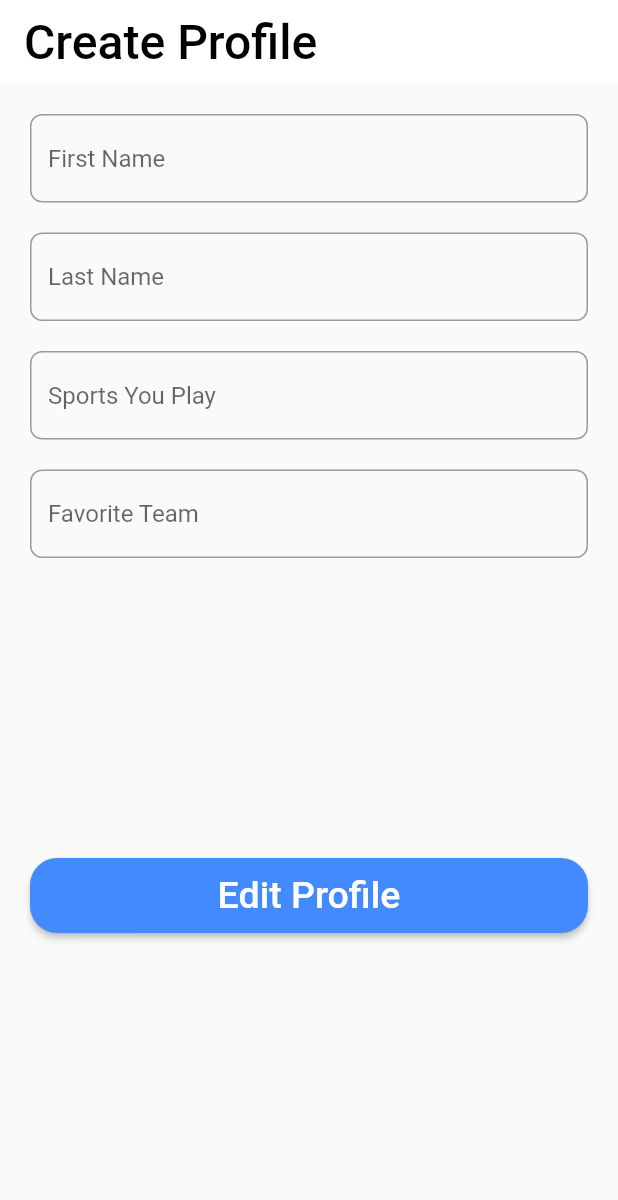
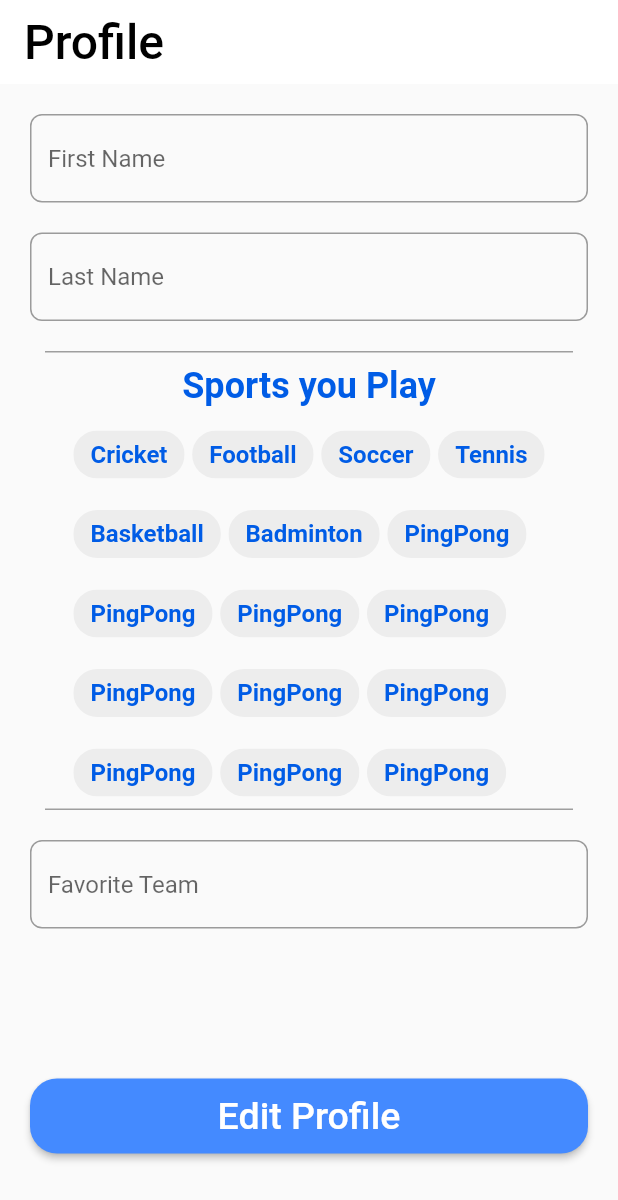
Before and after one commit to zohaibxrehman/Sportify, a Flutter app: the screen it shows after launch, on a phone screen of 412 x 824 dp. Shown: the top 1200 px of the screen. Run offline on Flutter 3.47's test engine with Material 2 defaults, Android fonts, the phone set to English and light mode, and no system bars; our stand-ins replace cloud_firestore; accounts and stored records are empty.

Commit message:
SPOR - 11: Updated the Profile Creation Page

```diff
--- a/flutter/sportify_app/lib/screens/profile_creation.dart
+++ b/flutter/sportify_app/lib/screens/profile_creation.dart
@@ -69,6 +69,16 @@ class ProfileCreationState extends State<ProfileCreation> {
         });
   }
 
+  //Divider
+  Container categoryDivider() {
+    return Container(
+      height: 1.0,
+      width: MediaQuery.of(context).size.width,
+      color: Colors.grey,
+      margin: const EdgeInsets.only(left: 10.0, right: 10.0),
+    );
+  }
+
   Widget _buildFavTeam() {
     return TextFormField(
         decoration: InputDecoration(
@@ -90,7 +100,7 @@ class ProfileCreationState extends State<ProfileCreation> {
     // TODO: implement build
     return Scaffold(
       appBar: AppBar(
-        title: Text("Create Profile",
+        title: Text("Profile",
             style: TextStyle(
               fontSize: 32,
               color: Colors.black,
@@ -106,17 +116,55 @@ class ProfileCreationState extends State<ProfileCreation> {
                   key: _formKey,
                   child: Column(
                     mainAxisAlignment: MainAxisAlignment.center,
-                    children: [
+                    children: <Widget>[
                       _buildFirstName(),
                       SizedBox(height: 20),
                       _buildLastName(),
                       SizedBox(height: 20),
-                      _buildSportsInterests(),
+                      categoryDivider(),
+                      //Offer heading
+                      Container(
+                          child: Padding(
+                        padding: const EdgeInsets.all(8.0),
+                        child: Text(
+                          'Sports you Play',
+                          style: TextStyle(
+                            color: Color(0xff005ce6),
+                            fontSize: 24.0,
+                            fontWeight: FontWeight.bold,
+                          ),
+                        ),
+                      )),
+
+                      //Chips
+                      Wrap(
+                        spacing: 5.0,
+                        runSpacing: 5.0,
+                        children: <Widget>[
+                          filterChipWidget(chipName: 'Cricket'),
+                          filterChipWidget(chipName: 'Football'),
+                          filterChipWidget(chipName: 'Soccer'),
+                          filterChipWidget(chipName: 'Tennis'),
+                          filterChipWidget(chipName: 'Basketball'),
+                          filterChipWidget(chipName: 'Badminton'),
+                          filterChipWidget(chipName: 'PingPong'),
+                          filterChipWidget(chipName: 'PingPong'),
+                          filterChipWidget(chipName: 'PingPong'),
+                          filterChipWidget(chipName: 'PingPong'),
+                          filterChipWidget(chipName: 'PingPong'),
+                          filterChipWidget(chipName: 'PingPong'),
+                          filterChipWidget(chipName: 'PingPong'),
+                          filterChipWidget(chipName: 'PingPong'),
+                          filterChipWidget(chipName: 'PingPong'),
+                          filterChipWidget(chipName: 'PingPong'),
+                        ],
+                      ),
+                      categoryDivider(),
                       SizedBox(height: 20),
                       _buildFavTeam(),
                       // _buildDOB(),
                       SizedBox(
-                        height: 200,
+                        height: 100,
                       ),
                       SizedBox(
                         width: double.infinity,
@@ -143,3 +191,38 @@ class ProfileCreationState extends State<ProfileCreation> {
     );
   }
 }
+
+class filterChipWidget extends StatefulWidget {
+  final String chipName;
+
+  filterChipWidget({Key key, this.chipName}) : super(key: key);
+
+  @override
+  _filterChipWidgetState createState() => _filterChipWidgetState();
+}
+
+class _filterChipWidgetState extends State<filterChipWidget> {
+  var _isSelected = false;
+
+  @override
+  Widget build(BuildContext context) {
+    return FilterChip(
+      label: Text(widget.chipName),
+      labelStyle: TextStyle(
+          color: Color(0xff005ce6),
+          fontSize: 16.0,
+          fontWeight: FontWeight.bold),
+      selected: _isSelected,
+      shape: RoundedRectangleBorder(
+        borderRadius: BorderRadius.circular(30.0),
+      ),
+      backgroundColor: Color(0xffededed),
+      onSelected: (isSelected) {
+        setState(() {
+          _isSelected = isSelected;
+        });
+      },
+      selectedColor: Color(0xffb3d1ff),
+    );
+  }
+}
```
Also changed, not shown: 1 other file.
